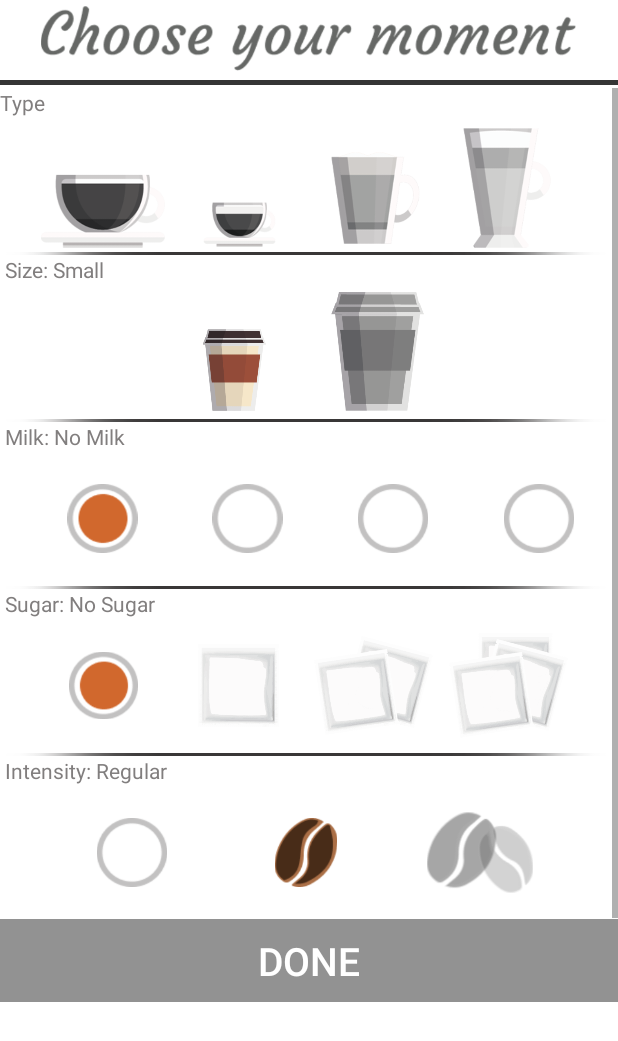
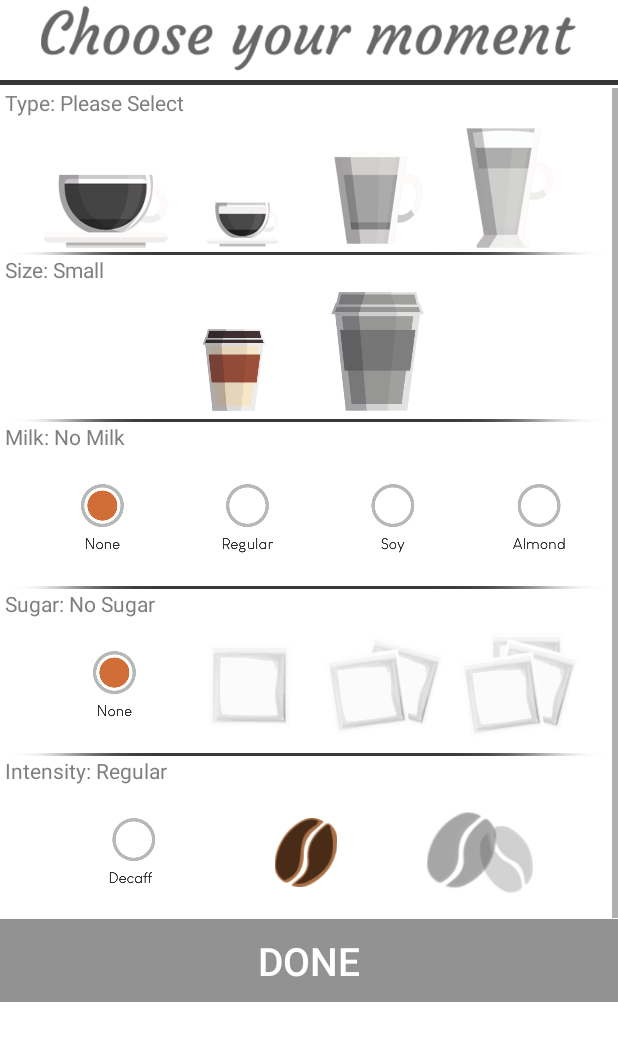
Before and after one commit to yn12hh/Cofee-App, an Android app: the orderActivity screen opened directly, with no data from a screen before it, on a phone screen of 412 x 824 dp. Shown: the top 1041 px of the screen. Run offline under Robolectric (Android 15) with nearby library versions, the phone set to English and light mode, and no system bars; Roboto replaces fonts that are not available here.

Commit message:
New Design for order Activity & checkOut Activity

```diff
--- a/app/src/main/res/layout/activity_order.xml
+++ b/app/src/main/res/layout/activity_order.xml
@@ -63,7 +63,8 @@
                     android:layout_width="match_parent"
                     android:layout_height="wrap_content"
                     android:layoutDirection="ltr"
-                    android:text="@string/type"
+                    android:paddingStart="3dp"
+                    android:text="Type: Please Select"
                     android:textColor="#817E7E"
                     android:textDirection="ltr" />
 
@@ -71,6 +72,7 @@
                     android:id="@+id/coffee_type_scroll2"
                     android:layout_width="match_parent"
                     android:layout_height="wrap_content"
+                    android:layout_marginStart="3dp"
                     android:layoutDirection="ltr"
                     android:scrollbarDefaultDelayBeforeFade="0"
                     android:scrollbarSize="0dp"
@@ -257,7 +259,7 @@
                         android:onClick="milkChoice"
                         android:padding="22dp"
                         android:textDirection="ltr"
-                        app:srcCompat="@drawable/no_bw" />
+                        app:srcCompat="@drawable/regular_bw" />
 
                     <ImageView
                         android:id="@+id/soy_milk"
@@ -271,7 +273,7 @@
                         android:paddingLeft="5dp"
                         android:paddingRight="5dp"
                         android:textDirection="ltr"
-                        app:srcCompat="@drawable/no_bw" />
+                        app:srcCompat="@drawable/soy_bw" />
 
                     <ImageView
                         android:id="@+id/almonds_milk"
@@ -285,7 +287,7 @@
                         android:paddingLeft="5dp"
                         android:paddingRight="5dp"
                         android:textDirection="ltr"
-                        app:srcCompat="@drawable/no_bw" />
+                        app:srcCompat="@drawable/almond_bw" />
                 </LinearLayout>
 
             </LinearLayout>
@@ -294,6 +296,7 @@
                 android:id="@+id/sugar_layout"
                 android:layout_width="match_parent"
                 android:layout_height="wrap_content"
+                android:layout_marginEnd="5dp"
                 android:layoutDirection="ltr"
                 android:orientation="vertical"
                 android:textDirection="ltr">
@@ -303,7 +306,7 @@
                     android:layout_width="match_parent"
                     android:layout_height="wrap_content"
                     android:layoutDirection="ltr"
-                    android:paddingLeft="3dp"
+                    android:paddingStart="3dp"
                     android:text="Sugar: No Sugar"
                     android:textColor="#817E7E"
                     android:textDirection="ltr" />
@@ -321,6 +324,7 @@
                         android:id="@+id/no_sugar"
                         android:layout_width="90dp"
                         android:layout_height="90dp"
+                        android:layout_marginStart="20dp"
                         android:layout_weight="1"
                         android:cropToPadding="false"
                         android:layoutDirection="ltr"
@@ -413,7 +417,7 @@
                         android:onClick="intensityChoice"
                         android:padding="22dp"
                         android:textDirection="ltr"
-                        app:srcCompat="@drawable/no_bw" />
+                        app:srcCompat="@drawable/decaff_bw" />
 
                     <ImageView
                         android:id="@+id/one_caff"
--- a/app/src/main/res/values/colors.xml
+++ b/app/src/main/res/values/colors.xml
@@ -1,6 +1,6 @@
 <?xml version="1.0" encoding="utf-8"?>
 <resources>
-    <color name="colorPrimary">#E9C394</color>
+    <color name="colorPrimary">#A09C95</color>
     <color name="colorPrimaryDark">#1F3531</color>
-    <color name="colorAccent">#6A6A6F</color>
+    <color name="colorAccent">#DFA98F</color>
 </resources>
```
Also changed, not shown: app/src/main/res/layout/activity_check_out.xml (+58 -22 lines), app/src/main/res/layout/activity_end_screen.xml (+10 -4 lines), app/src/main/res/drawable/almond_bw.png (added), app/src/main/res/drawable/almond_color.png (added), app/src/main/res/drawable/decaff_bw.png (added), app/src/main/res/drawable/decaff_color.png (added), app/src/main/res/drawable/deliver_endscreen.png (added), app/src/main/res/drawable/no_bw.png, app/src/main/res/drawable/no_color.png, app/src/main/res/drawable/order_finish_backgound.png (added), app/src/main/res/drawable/regular_bw.png (added), app/src/main/res/drawable/regular_color.png (added), app/src/main/res/drawable/soy_bw.png (added), app/src/main/res/drawable/soy_color.png (added).
